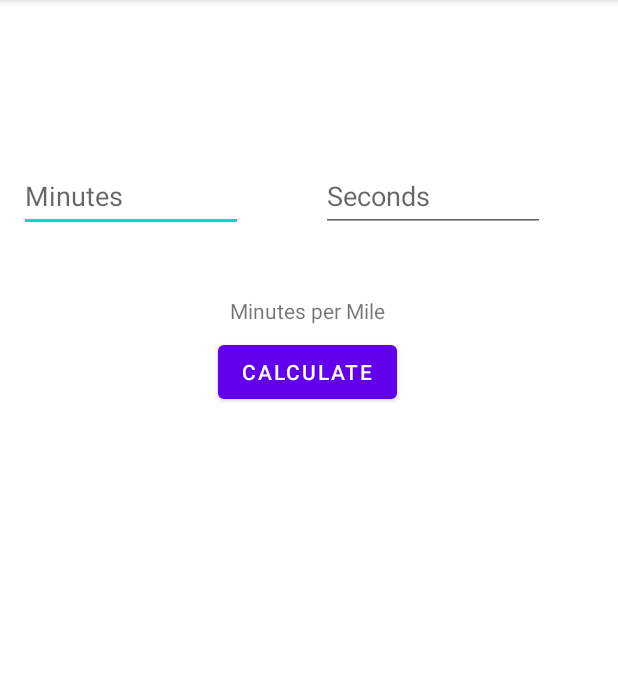
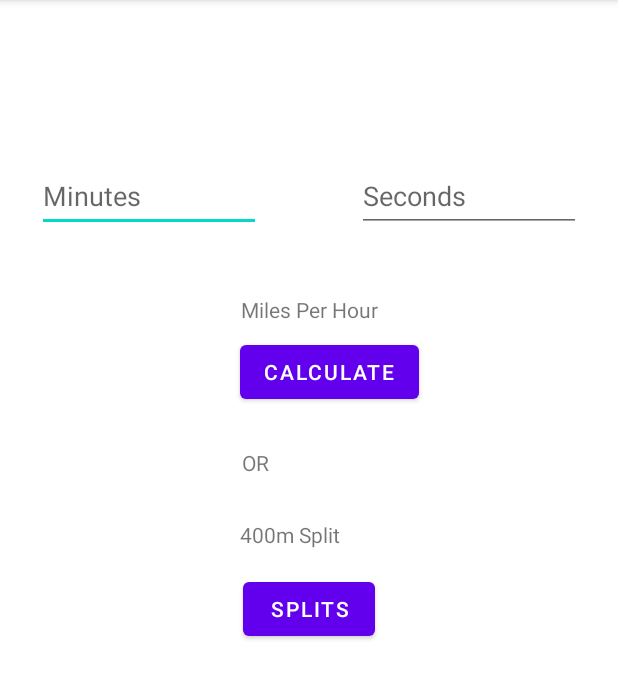
Before and after one commit to maxscott7/runnersTool, an Android app: the screen it shows after launch (MainActivity), on a phone screen of 412 x 824 dp, the part 84-783 px from its top. Run offline under Robolectric (Android 15) with nearby library versions, the phone set to English and light mode, and no system bars.

Commit message:
working app + splits

```diff
--- a/app/build.gradle
+++ b/app/build.gradle
@@ -37,6 +37,8 @@ dependencies {
     implementation 'androidx.appcompat:appcompat:1.5.1'
     implementation 'com.google.android.material:material:1.6.1'
     implementation 'androidx.constraintlayout:constraintlayout:2.1.4'
+    implementation 'androidx.recyclerview:recyclerview:1.2.1'
+    implementation 'androidx.cardview:cardview:1.0.0'
     testImplementation 'junit:junit:4.13.2'
     androidTestImplementation 'androidx.test.ext:junit:1.1.3'
     androidTestImplementation 'androidx.test.espresso:espresso-core:3.4.0'
--- a/app/src/main/java/com/example/runnerstool/MainActivity.kt
+++ b/app/src/main/java/com/example/runnerstool/MainActivity.kt
@@ -17,11 +17,18 @@ class MainActivity : AppCompatActivity() {
         val calculateButton: Button = findViewById(R.id.button)
         val mins: EditText = findViewById(R.id.minutes)
         val sec: EditText = findViewById(R.id.seconds)
+        val splitCal: Button = findViewById(R.id.splitCalc)
         calculateButton.setOnClickListener {
             val minute = mins.text.toString().toInt()
             val second = sec.text.toString().toInt()
             val total = 3600 / ((minute * 60) + second).toDouble()
             Toast.makeText(this, total.toString(), Toast.LENGTH_LONG).show()
         }
+        splitCal.setOnClickListener {
+            val minute = mins.text.toString().toInt()
+            val second = sec.text.toString().toInt()
+            val split = (((minute * 60) + second) / 4).toDouble()
+            Toast.makeText(this, split.toString(), Toast.LENGTH_LONG).show()
+        }
     }
 }
--- a/app/src/main/res/layout/activity_main.xml
+++ b/app/src/main/res/layout/activity_main.xml
@@ -10,7 +10,7 @@
         android:id="@+id/button"
         android:layout_width="wrap_content"
         android:layout_height="wrap_content"
-        android:layout_marginStart="145dp"
+        android:layout_marginStart="160dp"
         android:layout_marginEnd="145dp"
         android:layout_marginBottom="496dp"
         android:text="@string/calculate"
@@ -25,11 +25,11 @@
         android:layout_height="wrap_content"
         android:layout_marginStart="153dp"
         android:layout_marginEnd="154dp"
-        android:layout_marginBottom="7dp"
-        android:text="Minutes per Mile"
+        android:layout_marginBottom="8dp"
+        android:text="Miles Per Hour"
         app:layout_constraintBottom_toTopOf="@+id/button"
         app:layout_constraintEnd_toEndOf="parent"
-        app:layout_constraintHorizontal_bias="0.0"
+        app:layout_constraintHorizontal_bias="0.545"
         app:layout_constraintStart_toStartOf="parent" />
 
     <EditText
@@ -54,7 +54,6 @@
         android:layout_height="wrap_content"
         android:layout_marginStart="40dp"
         android:layout_marginTop="73dp"
-        android:layout_marginEnd="36dp"
         android:layout_marginBottom="69dp"
         android:ems="7"
         android:hint="Seconds"
@@ -66,4 +65,48 @@
         app:layout_constraintTop_toTopOf="parent"
         app:layout_constraintVertical_bias="1.0" />
 
+    <TextView
+        android:id="@+id/textView4"
+        android:layout_width="wrap_content"
+        android:layout_height="wrap_content"
+        android:layout_marginStart="125dp"
+        android:layout_marginTop="24dp"
+        android:layout_marginEnd="197dp"
+        android:layout_marginBottom="450dp"
+        android:text="OR"
+        app:layout_constraintBottom_toBottomOf="parent"
+        app:layout_constraintEnd_toEndOf="parent"
+        app:layout_constraintStart_toStartOf="parent"
+        app:layout_constraintTop_toBottomOf="@+id/button"
+        app:layout_constraintVertical_bias="1.0" />
+
+    <TextView
+        android:id="@+id/textView5"
+        android:layout_width="wrap_content"
+        android:layout_height="wrap_content"
+        android:layout_marginStart="160dp"
+        android:layout_marginTop="32dp"
+        android:layout_marginEnd="172dp"
+        android:layout_marginBottom="8dp"
+        android:text="400m Split"
+        app:layout_constraintBottom_toTopOf="@+id/splitCalc"
+        app:layout_constraintEnd_toEndOf="parent"
+        app:layout_constraintHorizontal_bias="0.0"
+        app:layout_constraintStart_toStartOf="parent"
+        app:layout_constraintTop_toBottomOf="@+id/textView4" />
+
+    <Button
+        android:id="@+id/splitCalc"
+        android:layout_width="wrap_content"
+        android:layout_height="wrap_content"
+        android:layout_marginStart="161dp"
+        android:layout_marginTop="8dp"
+        android:layout_marginEnd="162dp"
+        android:layout_marginBottom="342dp"
+        android:text="Splits"
+        app:layout_constraintBottom_toBottomOf="parent"
+        app:layout_constraintEnd_toEndOf="parent"
+        app:layout_constraintStart_toStartOf="parent"
+        app:layout_constraintTop_toBottomOf="@+id/textView5" />
+
 </androidx.constraintlayout.widget.ConstraintLayout>
```
